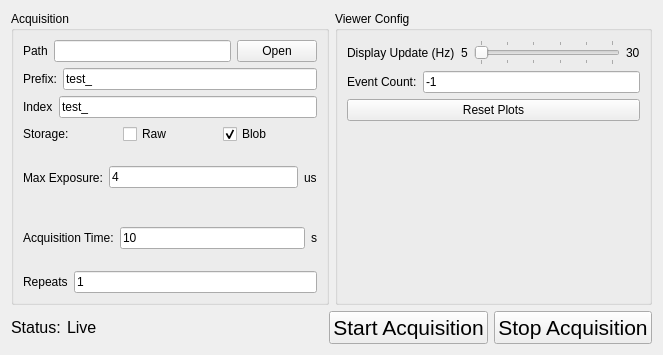
CFEL-CMI/pymepix, file tools/pymepixdaq/panels/ui/daqconfig.ui: the form before one commit.
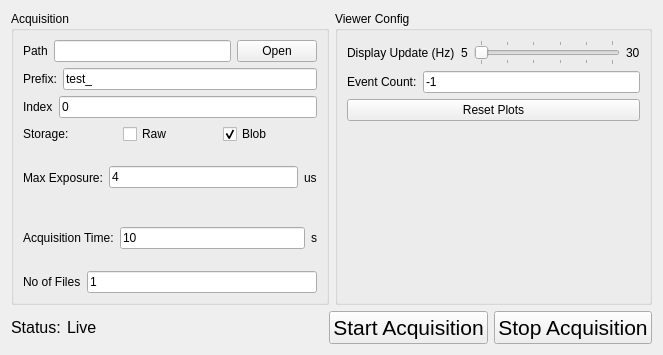
The form after the commit.

```diff
--- a/tools/pymepixdaq/panels/ui/daqconfig.ui
+++ b/tools/pymepixdaq/panels/ui/daqconfig.ui
@@ -73,7 +73,7 @@
           <item>
            <widget class="QLineEdit" name="startindex">
             <property name="text">
-             <string>test_</string>
+             <string>0</string>
             </property>
            </widget>
           </item>
@@ -166,7 +166,7 @@
           <item>
            <widget class="QLabel" name="label_13">
             <property name="text">
-             <string>Repeats</string>
+             <string>No of Files</string>
             </property>
            </widget>
           </item>
```
